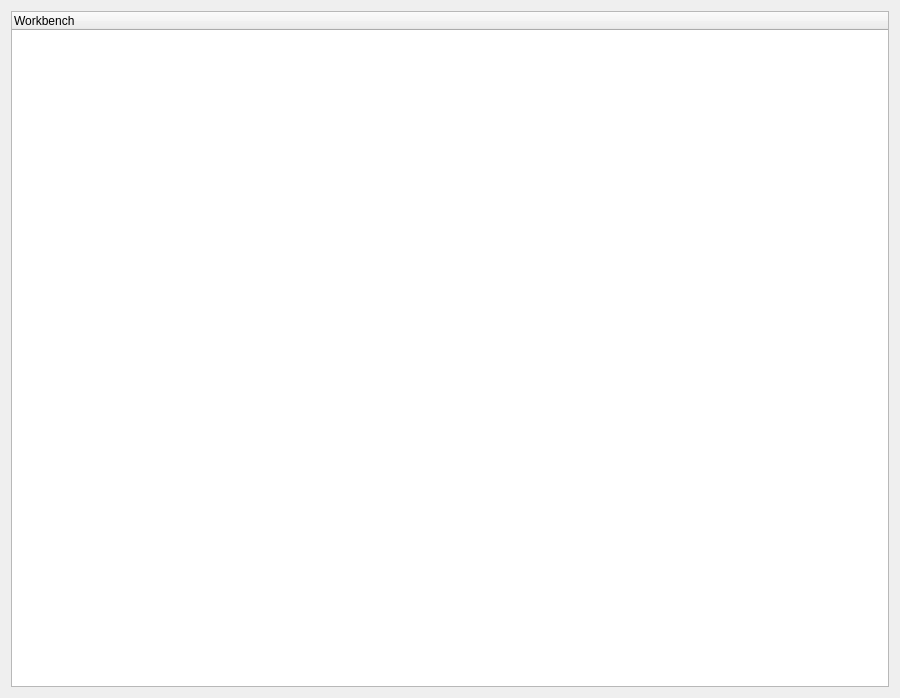
Qt form app/src/gui/WorkbenchUi.ui (dysonltd-zz/gts) before a commit.
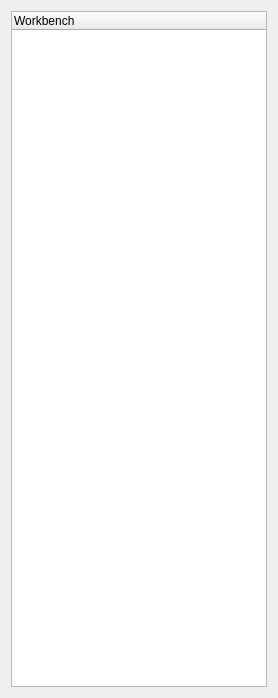
The same form after that commit. Custom widgets are drawn as their Qt base class.

Patch:
```diff
--- a/app/src/gui/WorkbenchUi.ui
+++ b/app/src/gui/WorkbenchUi.ui
@@ -6,7 +6,7 @@
    <rect>
     <x>0</x>
     <y>0</y>
-    <width>900</width>
+    <width>274</width>
     <height>698</height>
    </rect>
   </property>
@@ -16,6 +16,12 @@
   <layout class="QHBoxLayout" name="horizontalLayout">
    <item>
     <widget class="QSplitter" name="m_splitter">
+     <property name="sizePolicy">
+      <sizepolicy hsizetype="Minimum" vsizetype="Preferred">
+       <horstretch>1</horstretch>
+       <verstretch>0</verstretch>
+      </sizepolicy>
+     </property>
      <property name="orientation">
       <enum>Qt::Horizontal</enum>
      </property>
```
